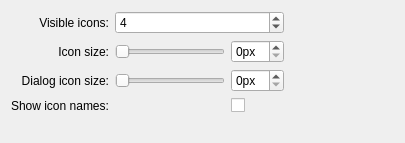
First picture: the form in plasma/generic/applets/quicklaunch/quicklaunchConfig.ui, repository mgottschlag/kwin-tiling, before the edit.
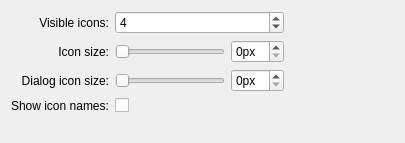
Second picture: the form after the edit. Custom widgets are drawn as their Qt base class.

Commit message: label buddies++

Patch:
```diff
--- a/plasma/generic/applets/quicklaunch/quicklaunchConfig.ui
+++ b/plasma/generic/applets/quicklaunch/quicklaunchConfig.ui
@@ -124,7 +124,7 @@
      </property>
     </widget>
    </item>
-   <item row="4" column="2">
+   <item row="4" column="1">
     <widget class="QCheckBox" name="iconNamesCheckBox">
      <property name="text">
       <string/>
```
Left out of the diff: 12 changed lines with no effect on the pictures. The commit also changes 3 other files.
